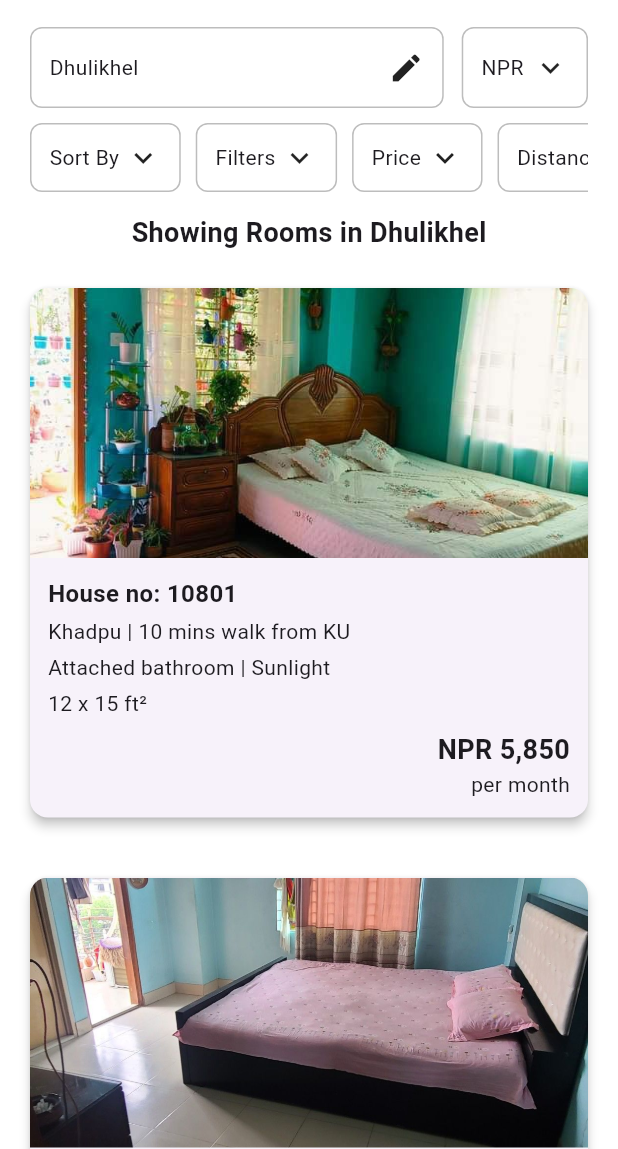
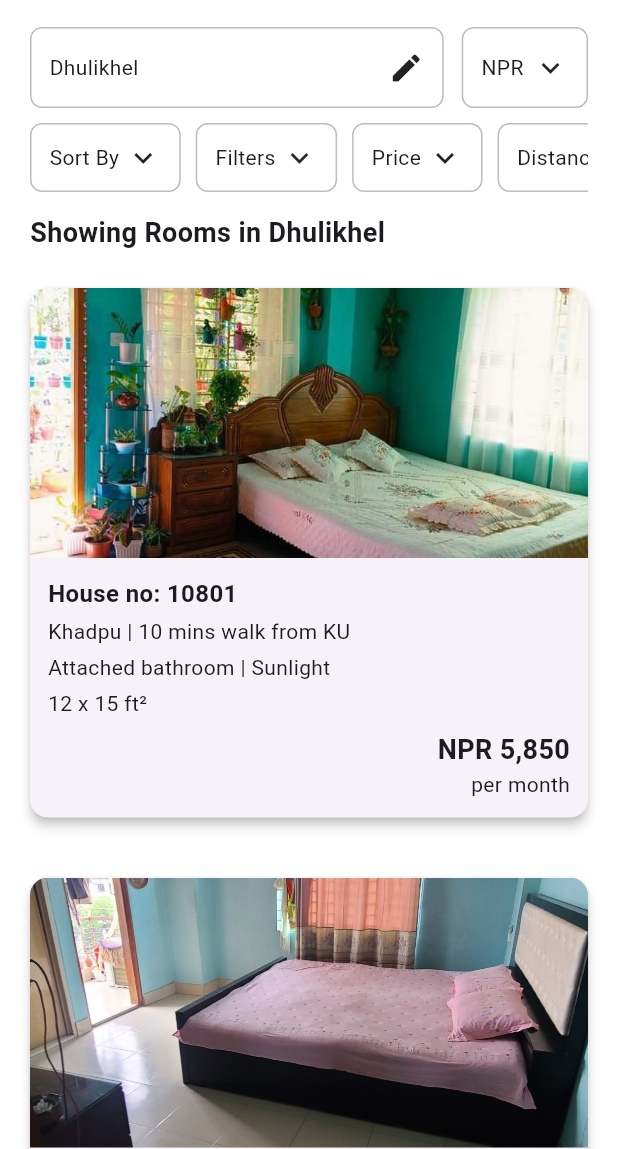
Before and after one commit to ANONYMOUS-SIDD/smart-room-system, a Flutter app: the screen it shows after launch, on a phone screen of 412 x 824 dp, the part 87-1236 px from its top. Run offline on Flutter 3.47's test engine with Material 3 defaults, Android fonts, the phone set to English and light mode, and no system bars.

Commit message:
Update Home Screen with better UI

```diff
--- a/lib/main.dart
+++ b/lib/main.dart
@@ -159,15 +159,18 @@ class RoomListingScreen extends StatelessWidget {
             const SizedBox(height: 10),
 
             // -------------------------------------------
-            // 4. TITLE TEXT
+            // 4. TITLE TEXT (Left-Aligned)
             // -------------------------------------------
             const Padding(
               padding: EdgeInsets.symmetric(horizontal: 20, vertical: 4),
-              child: Text(
-                "Showing Rooms in Dhulikhel",
-                style: TextStyle(
-                  fontSize: 18,
-                  fontWeight: FontWeight.bold,
+              child: Align(
+                alignment: Alignment.centerLeft, // Left-align the text
+                child: Text(
+                  "Showing Rooms in Dhulikhel",
+                  style: TextStyle(
+                    fontSize: 18,
+                    fontWeight: FontWeight.bold,
+                  ),
                 ),
               ),
             ),
```
